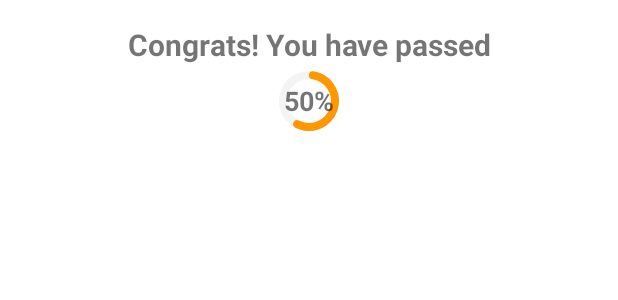
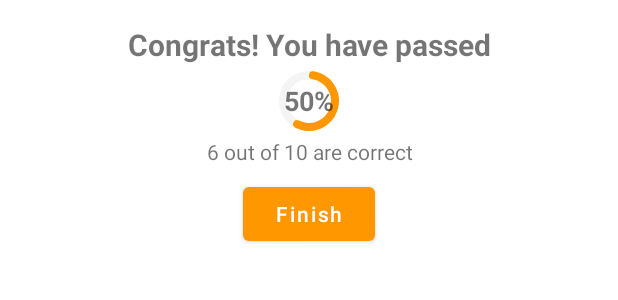
Before and after one commit to Vincent-48/Solocode, an Android app: the layout score_dialog.xml on its own in the app's theme, with its tools: preview values and no code run, on a phone screen of 412 x 824 dp. Shown: the top 300 px of the screen. Run offline under Robolectric (Android 15) with nearby library versions, the phone set to English and light mode, and no system bars.

Commit message:
initial commit

```diff
--- a/app/src/main/res/layout/score_dialog.xml
+++ b/app/src/main/res/layout/score_dialog.xml
@@ -27,7 +27,7 @@
             android:layout_centerVertical="true"
             app:trackColor="@color/gray"
             tools:progress="60"
-            app:trackCornerRadius="20dp"
+            app:trackCornerRadius="45dp"
             app:trackThickness="5dp"
             android:indicatorSize="98dp"/>
         <TextView
@@ -41,6 +41,23 @@
 
     </RelativeLayout>
 
+    <TextView
+        android:id="@+id/score_subtitle"
+        android:layout_width="match_parent"
+        android:layout_height="wrap_content"
+        tools:text="6 out of 10 are correct"
+        android:gravity="center"/>
+
+    <Button
+        android:id="@+id/finish_btn"
+        android:layout_width="wrap_content"
+        android:layout_height="wrap_content"
+        tools:text="Finish"
+        android:textColor="@color/white"
+        android:textAllCaps="false"
+        android:layout_margin="8dp"/>
+
+
 
 
 
```
Also changed, not shown: app/src/main/java/com/example/solocode/QuizActivity.kt (+22 -0 lines).
